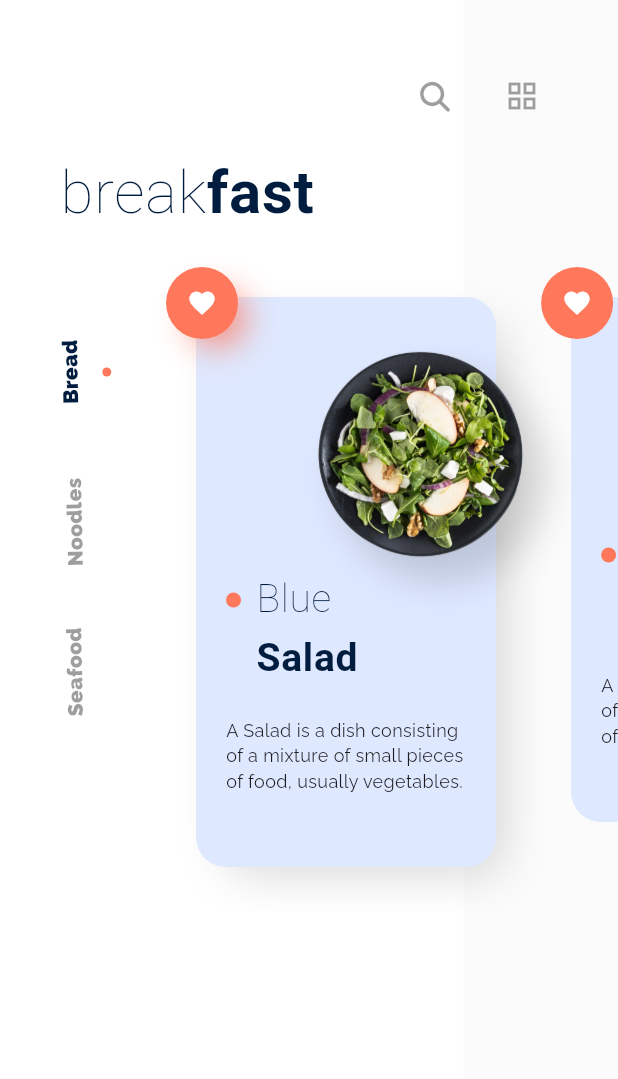
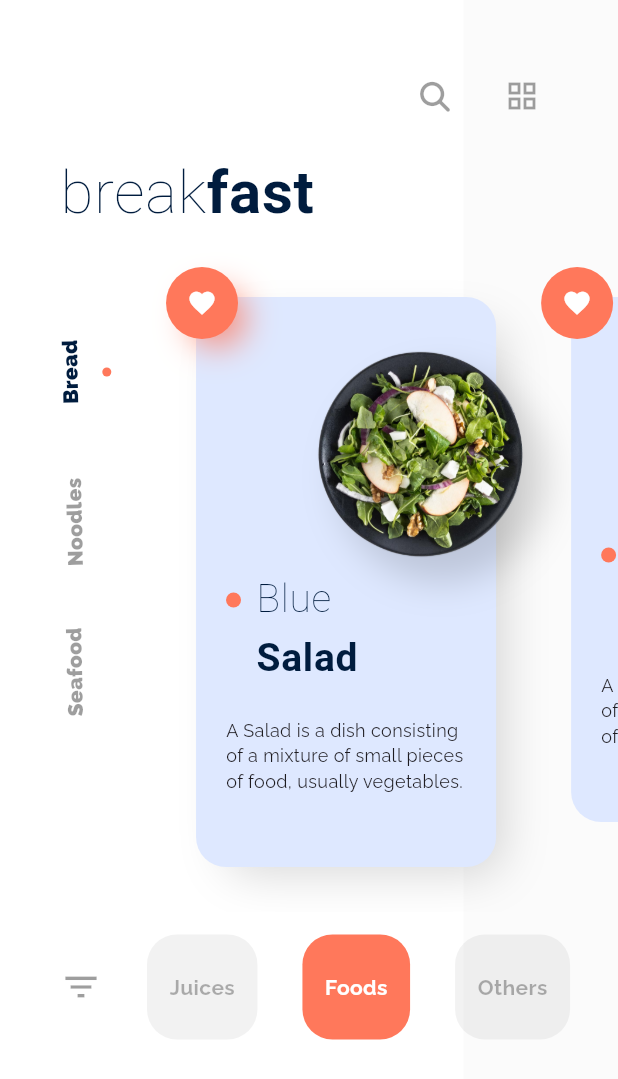
Before and after one commit to 01saqibs/cooking_recipe_app, a Flutter app: the screen it shows after launch, on a phone screen of 412 x 824 dp. Shown: the top 1079 px of the screen. Run offline on Flutter 3.47's test engine with Material 3 defaults, Android fonts, the phone set to English and light mode, and no system bars; our stand-ins replace font_awesome_flutter, google_fonts.

Commit message:
Added Detail Screen

```diff
--- a/lib/custom_widgets/cutom_container.dart
+++ b/lib/custom_widgets/cutom_container.dart
@@ -36,8 +36,7 @@ class CustomContainer extends StatelessWidget {
             top: -20,
             left: -20,
             child: Container(
-              decoration: BoxDecoration(
-                  boxShadow: [
+              decoration: BoxDecoration(boxShadow: [
                 BoxShadow(
                     color: currentIndex == index
                         ? greenColor.withOpacity(0.8)
@@ -45,8 +44,7 @@ class CustomContainer extends StatelessWidget {
                     spreadRadius: -5,
                     offset: const Offset(10, 10),
                     blurRadius: 18)
-                  ],
-                  color: greenColor, shape: BoxShape.circle),
+              ], color: greenColor, shape: BoxShape.circle),
               child: IconButton(
                   onPressed: () {},
                   icon: const Icon(
@@ -60,9 +58,7 @@ class CustomContainer extends StatelessWidget {
               right: -25,
               top: 30,
               child: Container(
-                decoration: BoxDecoration(
-                    shape: BoxShape.circle,
-                    boxShadow: [
+                decoration: BoxDecoration(shape: BoxShape.circle, boxShadow: [
                   BoxShadow(
                       color: currentIndex == index
                           ? Colors.black.withOpacity(0.15)
@@ -70,13 +66,11 @@ class CustomContainer extends StatelessWidget {
                       spreadRadius: -5,
                       offset: const Offset(15, 15),
                       blurRadius: 20)
-                    ]
-                ),
+                ]),
                 child: AnimatedRotation(
-                  turns: currentIndex == index ? 1/2 : 0,
-                  duration: Duration(milliseconds: 400),
-                  child: Image(
-
+                  turns: currentIndex == index ? 1 / 2 : 0,
+                  duration: const Duration(milliseconds: 400),
+                  child: const Image(
                     image: AssetImage("assets/images/salad.png"),
                     height: 150,
                   ),
@@ -91,7 +85,7 @@ class CustomContainer extends StatelessWidget {
                   crossAxisAlignment: CrossAxisAlignment.start,
                   children: [
                     Container(
-                      margin: EdgeInsets.only(top: 15, right: 10),
+                      margin: const EdgeInsets.only(top: 15, right: 10),
                       height: 10,
                       width: 10,
                       decoration: const BoxDecoration(
@@ -118,11 +112,14 @@ class CustomContainer extends StatelessWidget {
                         ])),
                   ],
                 ),
-                SizedBox(height: 20,),
-                SizedBox(
+                const SizedBox(
+                  height: 20,
+                ),
+                const SizedBox(
                   height: 100,
                   width: double.infinity,
-                  child: Text("A Salad is a dish consisting of a mixture of small pieces of food, usually vegetables.",
+                  child: Text(
+                    "A Salad is a dish consisting of a mixture of small pieces of food, usually vegetables.",
                     style: TextStyle(fontSize: 12),
                     maxLines: 4,
                   ),
--- a/lib/main.dart
+++ b/lib/main.dart
@@ -14,7 +14,7 @@ class MyApp extends StatelessWidget {
   // This widget is the root of your application.
   @override
   Widget build(BuildContext context) {
-    SystemChrome.setSystemUIOverlayStyle(SystemUiOverlayStyle(
+    SystemChrome.setSystemUIOverlayStyle(const SystemUiOverlayStyle(
       statusBarIconBrightness: Brightness.dark,
       statusBarColor: Colors.transparent, // status bar color
     ));
--- a/lib/screens/home_screen.dart
+++ b/lib/screens/home_screen.dart
@@ -1,9 +1,8 @@
-import 'package:flutter/cupertino.dart';
 import 'package:flutter/material.dart';
-import 'package:flutter/widgets.dart';
 import 'package:font_awesome_flutter/font_awesome_flutter.dart';
 import '../constants/constant.dart';
 import '../custom_widgets/cutom_container.dart';
+import 'detailed_screen.dart';
 
 class HomeScreen extends StatefulWidget {
   const HomeScreen({super.key});
@@ -45,6 +44,7 @@ class _HomeScreenState extends State<HomeScreen> {
               mainAxisAlignment: MainAxisAlignment.start,
               crossAxisAlignment: CrossAxisAlignment.start,
               children: [
+                // Top Icons
                 Padding(
                   padding: const EdgeInsets.only(
                       left: padding, right: padding, top: padding),
@@ -72,9 +72,13 @@ class _HomeScreenState extends State<HomeScreen> {
                     ],
                   ),
                 ),
+
                 const SizedBox(
                   height: 10,
                 ),
+
+                // BreakFast Typography
+
                 Padding(
                   padding: const EdgeInsets.only(left: padding),
                   child: RichText(
@@ -95,10 +99,15 @@ class _HomeScreenState extends State<HomeScreen> {
                                 fontWeight: FontWeight.bold)),
                       ])),
                 ),
+
+                // Categories and list of items
+
                 Row(
                   mainAxisAlignment: MainAxisAlignment.start,
                   crossAxisAlignment: CrossAxisAlignment.start,
                   children: [
+                    // Rotated Categories list
+
                     Padding(
                       padding: const EdgeInsets.only(top: 40),
                       child: Column(
@@ -140,11 +149,14 @@ class _HomeScreenState extends State<HomeScreen> {
                                 )),
                       ),
                     ),
+
+                    // Containers list (Page View)
+
                     Expanded(
                       child: SizedBox(
                         height: 450,
                         child: PageView.builder(
-
+                            physics: const BouncingScrollPhysics(),
                             onPageChanged: (int applyIndex) {
                               setState(() {
                                 currentIndex = applyIndex;
@@ -153,15 +165,75 @@ class _HomeScreenState extends State<HomeScreen> {
                             controller: controller,
                             itemCount: 3,
                             itemBuilder: (context, index) {
-                              return CustomContainer(
-                                currentIndex: currentIndex,
-                                index: index,
+                              return InkWell(
+                                onTap: () {
+                                  Navigator.push(context, MaterialPageRoute(
+                                      builder: (BuildContext context) {
+                                    return const DetailedScreen();
+                                  }));
+                                },
+                                child: CustomContainer(
+                                  currentIndex: currentIndex,
+                                  index: index,
+                                ),
                               );
                             }),
                       ),
                     )
                   ],
-                )
+                ),
+
+                // Bottom icon and list of food category
+                Container(
+                  padding: const EdgeInsets.only(left: padding),
+                  height: 100,
+                  child: Row(
+                    mainAxisAlignment: MainAxisAlignment.center,
+                    crossAxisAlignment: CrossAxisAlignment.center,
+                    children: [
+                      const Icon(
+                        Icons.filter_list,
+                        size: 28,
+                        color: Colors.black38,
+                      ),
+                      const SizedBox(
+                        width: 30,
+                      ),
+                      Expanded(
+                        child: ListView.builder(
+                            physics: const BouncingScrollPhysics(),
+                            scrollDirection: Axis.horizontal,
+                            itemCount: 3,
+                            itemBuilder: (context, index) {
+                              final list = ["Juices", "Foods", "Others"];
+                              return Padding(
+                                padding: const EdgeInsets.only(right: 30),
+                                child: Container(
+                                  alignment: Alignment.center,
+                                  padding: const EdgeInsets.symmetric(
+                                      horizontal: 15),
+                                  margin:
+                                      const EdgeInsets.symmetric(vertical: 15),
+                                  decoration: BoxDecoration(
+                                      borderRadius: BorderRadius.circular(20),
+                                      color: index == 1
+                                          ? greenColor
+                                          : Colors.black.withOpacity(0.05)),
+                                  child: Text(
+                                    list[index],
+                                    style: TextStyle(
+                                        fontWeight: FontWeight.bold,
+                                        color: index == 1
+                                            ? Colors.white
+                                            : Colors.black.withOpacity(0.30)),
+                                  ),
+                                ),
+                              );
+                            }),
+                      )
+                    ],
+                  ),
+                ),
               ],
             ),
           ),
```
Lines whose indentation alone changed are shown as unchanged.
